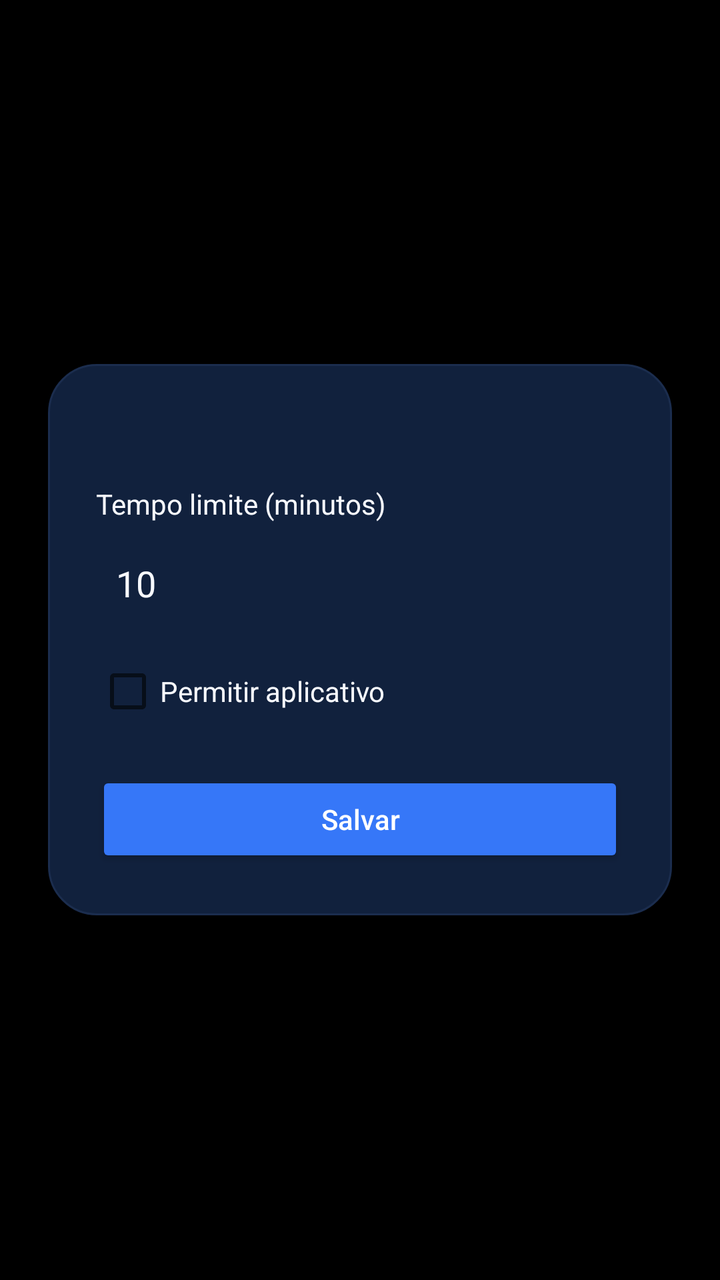
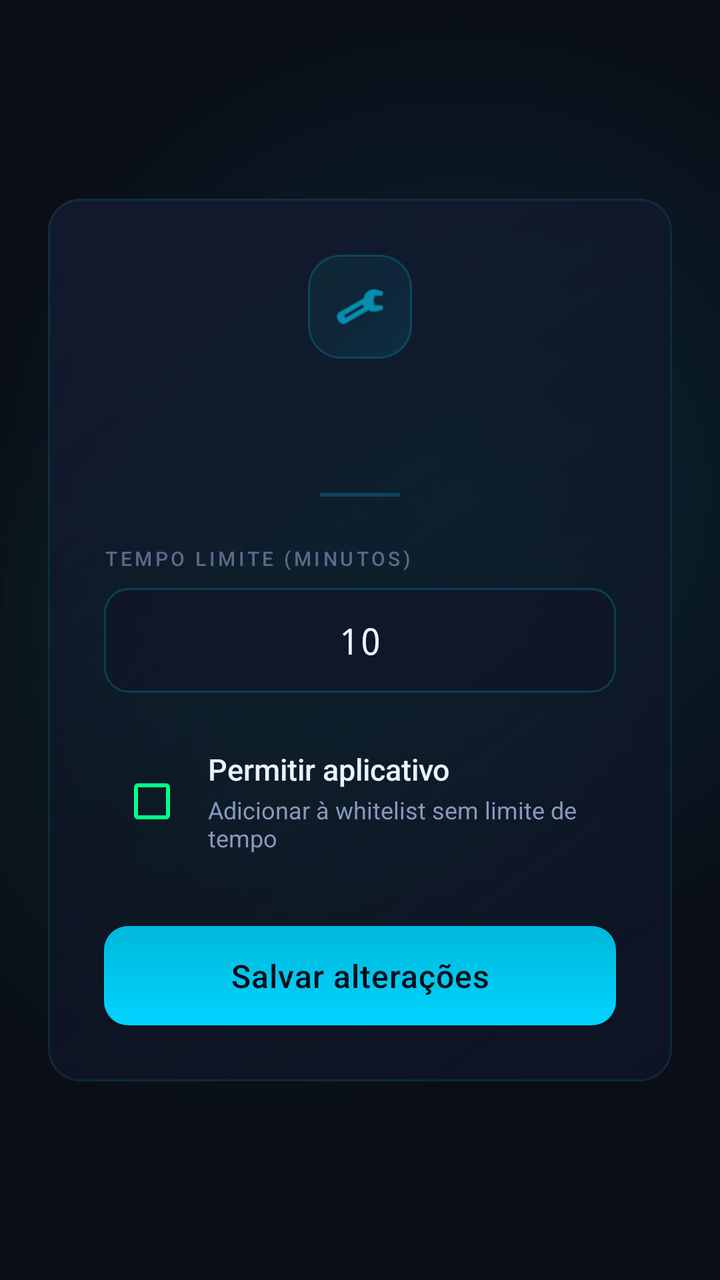

Before-and-after screenshots of an Android layout around one commit, followed by the original layout XML and the change that was made.
<!-- AndroidManifest.xml: activity theme Theme.MobileDataMonitor -->
<!-- res/layout/activity_edit_app_limit.xml -->
<?xml version="1.0" encoding="utf-8"?>
<FrameLayout xmlns:android="http://schemas.android.com/apk/res/android"
    android:layout_width="match_parent"
    android:layout_height="match_parent"
    android:background="@drawable/bg_app_gradient">

    <LinearLayout
        android:layout_width="match_parent"
        android:layout_height="wrap_content"
        android:layout_gravity="center"
        android:layout_margin="24dp"
        android:orientation="vertical"
        android:padding="24dp"
        android:background="@drawable/bg_surface_card">

        <TextView
            android:id="@+id/app_name"
            android:layout_width="match_parent"
            android:layout_height="wrap_content"
            android:textSize="18sp"
            android:textStyle="bold"
            android:textColor="@color/md_theme_onSurface" />
        
        <TextView
            android:layout_width="match_parent"
            android:layout_height="wrap_content"
            android:layout_marginTop="12dp"
            android:text="Tempo limite (minutos)"
            android:textColor="@color/md_theme_onSurface" />
        
        <EditText
            android:id="@+id/time_limit_input"
            android:layout_width="match_parent"
            android:layout_height="wrap_content"
            android:layout_marginTop="8dp"
            android:inputType="number"
            android:text="10"
            android:padding="10dp"
            android:background="@android:color/transparent"
            android:textColor="@color/md_theme_onSurface"
            android:textColorHint="@color/md_theme_outline" />
        
        <CheckBox
            android:id="@+id/whitelist_checkbox"
            android:layout_width="match_parent"
            android:layout_height="wrap_content"
            android:layout_marginTop="16dp"
            android:text="Permitir aplicativo"
            android:textColor="@color/md_theme_onSurface" />
        
        <Button
            android:id="@+id/save_button"
            android:layout_width="match_parent"
            android:layout_height="wrap_content"
            android:layout_marginTop="24dp"
            android:text="Salvar"
            android:textAllCaps="false"
            android:textColor="@color/md_theme_onPrimary"
            android:backgroundTint="@color/md_theme_primary"
            android:paddingTop="10dp"
            android:paddingBottom="10dp" />
        
    </LinearLayout>

</FrameLayout>
<!-- resources referenced by this layout -->
<resources>
  <color name="md_theme_onPrimary">#FFFFFF</color>
  <color name="md_theme_onSurface">#F8FAFF</color>
  <color name="md_theme_outline">#4C5A75</color>
  <color name="md_theme_primary">#3677F8</color>
  <!-- drawable bg_app_gradient (drawable) -->
  <?xml version="1.0" encoding="utf-8"?>
  <shape xmlns:android="http://schemas.android.com/apk/res/android">
      <solid android:color="@android:color/black" />
  </shape>
  <!-- drawable bg_surface_card (drawable) -->
  <?xml version="1.0" encoding="utf-8"?>
  <shape xmlns:android="http://schemas.android.com/apk/res/android">
      <solid android:color="@color/md_theme_surface" />
      <corners android:radius="24dp" />
      <stroke
          android:width="1dp"
          android:color="@color/md_theme_surfaceVariant" />
      <padding
          android:left="4dp"
          android:top="4dp"
          android:right="4dp"
          android:bottom="4dp" />
  </shape>
  <style name="Theme.MobileDataMonitor" parent="Theme.AppCompat.DayNight.NoActionBar">
          <item name="android:statusBarColor">@android:color/black</item>
          <item name="android:navigationBarColor">@android:color/black</item>
          <item name="android:windowBackground">@android:color/black</item>
      </style>
  <color name="md_theme_surface">#11213D</color>
  <color name="md_theme_surfaceVariant">#1B2D4E</color>
</resources>

<!-- the commit's change to res/layout/activity_edit_app_limit.xml (unified diff, before → after) -->
@@ -10,55 +10,131 @@
         android:layout_gravity="center"
         android:layout_margin="24dp"
         android:orientation="vertical"
-        android:padding="24dp"
+        android:padding="28dp"
         android:background="@drawable/bg_surface_card">
 
+        
+        <LinearLayout
+            android:layout_width="wrap_content"
+            android:layout_height="wrap_content"
+            android:layout_gravity="center_horizontal"
+            android:orientation="vertical"
+            android:gravity="center"
+            android:layout_marginBottom="20dp">
+
+            <FrameLayout
+                android:layout_width="52dp"
+                android:layout_height="52dp"
+                android:background="@drawable/bg_icon_container">
+
+                <ImageView
+                    android:layout_width="26dp"
+                    android:layout_height="26dp"
+                    android:layout_gravity="center"
+                    android:src="@android:drawable/ic_menu_manage"
+                    android:tint="@color/cyber_400" />
+            </FrameLayout>
+        </LinearLayout>
+
+        
         <TextView
             android:id="@+id/app_name"
             android:layout_width="match_parent"
             android:layout_height="wrap_content"
-            android:textSize="18sp"
-            android:textStyle="bold"
-            android:textColor="@color/md_theme_onSurface" />
+            android:textSize="20sp"
+            android:fontFamily="sans-serif-medium"
+            android:textColor="@color/ghost_white"
+            android:gravity="center" />
+
+        
+        <View
+            android:layout_width="40dp"
+            android:layout_height="2dp"
+            android:layout_gravity="center_horizontal"
+            android:layout_marginTop="20dp"
+            android:layout_marginBottom="24dp"
+            android:background="@color/cyber_400_20" />
+
         
         <TextView
             android:layout_width="match_parent"
             android:layout_height="wrap_content"
-            android:layout_marginTop="12dp"
-            android:text="Tempo limite (minutos)"
-            android:textColor="@color/md_theme_onSurface" />
+            android:text="TEMPO LIMITE (MINUTOS)"
+            android:textColor="@color/steel_gray"
+            android:textSize="10sp"
+            android:textAllCaps="true"
+            android:letterSpacing="0.15"
+            android:fontFamily="sans-serif-medium"
+            android:layout_marginBottom="8dp" />
+
         
         <EditText
             android:id="@+id/time_limit_input"
             android:layout_width="match_parent"
             android:layout_height="wrap_content"
-            android:layout_marginTop="8dp"
             android:inputType="number"
             android:text="10"
-            android:padding="10dp"
-            android:background="@android:color/transparent"
-            android:textColor="@color/md_theme_onSurface"
-            android:textColorHint="@color/md_theme_outline" />
+            android:background="@drawable/bg_input_field"
+            android:textColor="@color/ghost_white"
+            android:textColorHint="@color/steel_gray"
+            android:textSize="18sp"
+            android:fontFamily="monospace"
+            android:gravity="center" />
+
         
-        <CheckBox
-            android:id="@+id/whitelist_checkbox"
+        <LinearLayout
             android:layout_width="match_parent"
             android:layout_height="wrap_content"
-            android:layout_marginTop="16dp"
-            android:text="Permitir aplicativo"
-            android:textColor="@color/md_theme_onSurface" />
+            android:layout_marginTop="20dp"
+            android:orientation="horizontal"
+            android:gravity="center_vertical"
+            android:padding="8dp">
+
+            <CheckBox
+                android:id="@+id/whitelist_checkbox"
+                android:layout_width="wrap_content"
+                android:layout_height="wrap_content"
+                android:buttonTint="@color/pulse_green" />
+
+            <LinearLayout
+                android:layout_width="0dp"
+                android:layout_height="wrap_content"
+                android:layout_weight="1"
+                android:layout_marginStart="12dp"
+                android:orientation="vertical">
+
+                <TextView
+                    android:layout_width="match_parent"
+                    android:layout_height="wrap_content"
+                    android:text="Permitir aplicativo"
+                    android:textColor="@color/ghost_white"
+                    android:textSize="15sp"
+                    android:fontFamily="sans-serif-medium" />
+
+                <TextView
+                    android:layout_width="match_parent"
+                    android:layout_height="wrap_content"
+                    android:layout_marginTop="2dp"
+                    android:text="Adicionar à whitelist sem limite de tempo"
+                    android:textColor="@color/mist_gray"
+                    android:textSize="12sp" />
+            </LinearLayout>
+        </LinearLayout>
+
         
         <Button
             android:id="@+id/save_button"
             android:layout_width="match_parent"
             android:layout_height="wrap_content"
-            android:layout_marginTop="24dp"
-            android:text="Salvar"
+            android:layout_marginTop="28dp"
+            android:text="Salvar alterações"
             android:textAllCaps="false"
-            android:textColor="@color/md_theme_onPrimary"
-            android:backgroundTint="@color/md_theme_primary"
-            android:paddingTop="10dp"
-            android:paddingBottom="10dp" />
+            android:textColor="@color/void_black"
+            android:textSize="16sp"
+            android:fontFamily="sans-serif-medium"
+            android:background="@drawable/bg_button_primary"
+            android:paddingTop="14dp"
+            android:paddingBottom="14dp" />
         
     </LinearLayout>
 
<!-- resource entries referenced after the edit -->
@@ -1,34 +1,211 @@
 <!-- resources referenced by this layout -->
 <resources>
-  <color name="md_theme_onPrimary">#FFFFFF</color>
-  <color name="md_theme_onSurface">#F8FAFF</color>
-  <color name="md_theme_outline">#4C5A75</color>
-  <color name="md_theme_primary">#3677F8</color>
+  <color name="cyber_400">#00D4FF</color>
+  <color name="cyber_400_20">#3300D4FF</color>
+  <color name="ghost_white">#E8F4FF</color>
+  <color name="mist_gray">#8899BB</color>
+  <color name="pulse_green">#00FF88</color>
+  <color name="steel_gray">#5A6A8A</color>
+  <color name="void_black">#0A0E17</color>
   <!-- drawable bg_app_gradient (drawable) -->
   <?xml version="1.0" encoding="utf-8"?>
-  <shape xmlns:android="http://schemas.android.com/apk/res/android">
-      <solid android:color="@android:color/black" />
-  </shape>
-  <!-- drawable bg_surface_card (drawable) -->
-  <?xml version="1.0" encoding="utf-8"?>
-  <shape xmlns:android="http://schemas.android.com/apk/res/android">
-      <solid android:color="@color/md_theme_surface" />
-      <corners android:radius="24dp" />
+  <layer-list xmlns:android="http://schemas.android.com/apk/res/android">
+      
+      
+      <item>
+          <shape android:shape="rectangle">
+              <solid android:color="#0A0E17" />
+          </shape>
+      </item>
+      
+      
+      <item
+          android:top="-150dp"
+          android:right="-100dp">
+          <shape android:shape="oval">
+              <gradient
+                  android:startColor="#1E00D4FF"
+                  android:endColor="#00000000"
+                  android:type="radial"
+                  android:gradientRadius="250dp" />
+              <size
+                  android:width="400dp"
+                  android:height="400dp" />
+          </shape>
+      </item>
+      
+      
+      <item
+          android:bottom="-100dp"
+          android:left="-100dp">
+          <shape android:shape="oval">
+              <gradient
+                  android:startColor="#1400FF88"
+                  android:endColor="#00000000"
+                  android:type="radial"
+                  android:gradientRadius="200dp" />
+              <size
+                  android:width="300dp"
+                  android:height="300dp" />
+          </shape>
+      </item>
+      
+  </layer-list>
+  <!-- drawable bg_button_primary (drawable) -->
+  <?xml version="1.0" encoding="utf-8"?>
+  <ripple xmlns:android="http://schemas.android.com/apk/res/android"
+      android:color="#4000D4FF">
+      
+      <item android:id="@android:id/mask">
+          <shape android:shape="rectangle">
+              <solid android:color="@android:color/white" />
+              <corners android:radius="12dp" />
+          </shape>
+      </item>
+      
+      <item>
+          <shape android:shape="rectangle">
+              
+              <gradient
+                  android:startColor="#00D4FF"
+                  android:endColor="#00B8DB"
+                  android:angle="90"
+                  android:type="linear" />
+              <corners android:radius="12dp" />
+          </shape>
+      </item>
+  </ripple>
+  <!-- drawable bg_icon_container (drawable) -->
+  <?xml version="1.0" encoding="utf-8"?>
+  <shape xmlns:android="http://schemas.android.com/apk/res/android"
+      android:shape="rectangle">
+      
+      
+      <gradient
+          android:startColor="#1A00D4FF"
+          android:centerColor="#150094B8"
+          android:endColor="#1000FF88"
+          android:angle="135"
+          android:type="linear" />
+      
+      
       <stroke
           android:width="1dp"
-          android:color="@color/md_theme_surfaceVariant" />
-      <padding
-          android:left="4dp"
-          android:top="4dp"
-          android:right="4dp"
-          android:bottom="4dp" />
+          android:color="#3300D4FF" />
+      
+      <corners android:radius="16dp" />
   </shape>
+  <!-- drawable bg_input_field (drawable) -->
+  <?xml version="1.0" encoding="utf-8"?>
+  <selector xmlns:android="http://schemas.android.com/apk/res/android">
+      
+      
+      <item android:state_focused="true">
+          <shape android:shape="rectangle">
+              <solid android:color="#0F1628" />
+              <stroke
+                  android:width="1.5dp"
+                  android:color="#00D4FF" />
+              <corners android:radius="12dp" />
+              <padding
+                  android:left="16dp"
+                  android:top="14dp"
+                  android:right="16dp"
+                  android:bottom="14dp" />
+          </shape>
+      </item>
+      
+      
+      <item>
+          <shape android:shape="rectangle">
+              <solid android:color="#CC0F1628" />
+              <stroke
+                  android:width="1dp"
+                  android:color="#3300D4FF" />
+              <corners android:radius="12dp" />
+              <padding
+                  android:left="16dp"
+                  android:top="14dp"
+                  android:right="16dp"
+                  android:bottom="14dp" />
+          </shape>
+      </item>
+      
+  </selector>
+  <!-- drawable bg_surface_card (drawable) -->
+  <?xml version="1.0" encoding="utf-8"?>
+  <layer-list xmlns:android="http://schemas.android.com/apk/res/android">
+      
+      
+      <item>
+          <shape android:shape="rectangle">
+              <gradient
+                  android:startColor="#CC0F1628"
+                  android:centerColor="#990F1628"
+                  android:endColor="#B3151D35"
+                  android:angle="135"
+                  android:type="linear" />
+              <corners android:radius="16dp" />
+          </shape>
+      </item>
+      
+      
+      <item>
+          <shape android:shape="rectangle">
+              <stroke
+                  android:width="1dp"
+                  android:color="#1A00D4FF" />
+              <corners android:radius="16dp" />
+          </shape>
+      </item>
+      
+  </layer-list>
   <style name="Theme.MobileDataMonitor" parent="Theme.AppCompat.DayNight.NoActionBar">
-          <item name="android:statusBarColor">@android:color/black</item>
-          <item name="android:navigationBarColor">@android:color/black</item>
-          <item name="android:windowBackground">@android:color/black</item>
+          
+          <item name="android:statusBarColor">@color/void_black</item>
+          <item name="android:navigationBarColor">@color/void_black</item>
+          <item name="android:windowBackground">@color/void_black</item>
+          
+          
+          <item name="colorPrimary">@color/cyber_400</item>
+          <item name="colorPrimaryDark">@color/cyber_600</item>
+          <item name="colorAccent">@color/pulse_green</item>
+          
+          
+          <item name="android:textColor">@color/ghost_white</item>
+          <item name="android:textColorPrimary">@color/ghost_white</item>
+          <item name="android:textColorSecondary">@color/mist_gray</item>
+          <item name="android:textColorHint">@color/steel_gray</item>
+          
+          
+          <item name="android:buttonStyle">@style/Widget.MonitorDados.Button</item>
+          
+          
+          <item name="android:editTextStyle">@style/Widget.MonitorDados.EditText</item>
+          
+          
+          <item name="android:listDivider">@color/cyber_400_10</item>
       </style>
-  <color name="md_theme_surface">#11213D</color>
-  <color name="md_theme_surfaceVariant">#1B2D4E</color>
+  <color name="cyber_600">#0094B8</color>
+  <style name="Widget.MonitorDados.Button" parent="Widget.AppCompat.Button">
+          <item name="android:background">@drawable/bg_button_primary</item>
+          <item name="android:textColor">@color/void_black</item>
+          <item name="android:textAllCaps">false</item>
+          <item name="android:paddingTop">14dp</item>
+          <item name="android:paddingBottom">14dp</item>
+          <item name="android:paddingStart">24dp</item>
+          <item name="android:paddingEnd">24dp</item>
+          <item name="android:textSize">14sp</item>
+          <item name="android:fontFamily">sans-serif-medium</item>
+          <item name="android:letterSpacing">0.02</item>
+      </style>
+  <style name="Widget.MonitorDados.EditText" parent="Widget.AppCompat.EditText">
+          <item name="android:background">@drawable/bg_input_field</item>
+          <item name="android:textColor">@color/ghost_white</item>
+          <item name="android:textColorHint">@color/steel_gray</item>
+          <item name="android:padding">16dp</item>
+          <item name="android:textSize">16sp</item>
+      </style>
+  <color name="cyber_400_10">#1A00D4FF</color>
 </resources>
 
